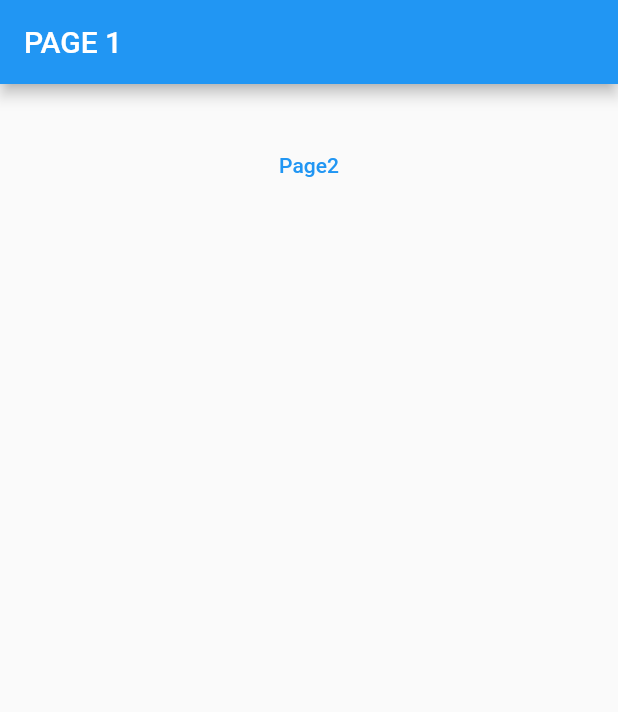
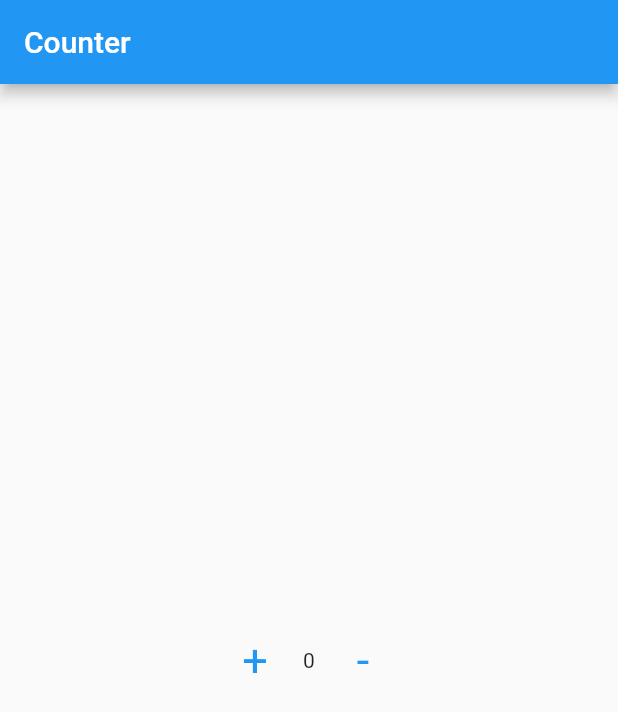
Before and after one commit to ahmedhossam1212/Get_X, a Flutter app: the screen it shows after launch, on a phone screen of 412 x 824 dp. Shown: the top 712 px of the screen. Run offline on Flutter 3.47's test engine with Material 2 defaults, Android fonts, the phone set to English and light mode, and no system bars; our stand-ins replace get.

Commit message:
initial commit_ Ahmed Hossam

```diff
--- /dev/null
+++ b/lib/get_builder/controller/controller.dart
@@ -0,0 +1,18 @@
+import 'package:get/get.dart';
+
+class CounterController extends GetxController
+{
+  int counter=0;
+
+  void increment ()
+  {
+    counter++;
+    update();
+  }
+  void decrement()
+  {
+    counter--;
+    update();
+  }
+
+}
--- /dev/null
+++ b/lib/get_builder/view/home.dart
@@ -0,0 +1,43 @@
+import 'package:flutter/material.dart';
+import 'package:get/get.dart';
+
+import '../controller/controller.dart';
+
+
+class Counter extends StatelessWidget {
+  const Counter({Key? key}) : super(key: key);
+
+  @override
+  Widget build(BuildContext context) {
+    return Scaffold(
+      appBar: AppBar(
+        title: const Text("Counter"),
+      ),
+      body: Center(
+        child: GetBuilder<CounterController>(
+          init: CounterController(),
+          builder: (controller) => Row( mainAxisAlignment: MainAxisAlignment.center,
+          children: [
+            TextButton(onPressed: (){
+              controller.increment();
+            },
+                child:  Text("+",
+                  style: Theme.of(context).textTheme.bodyText2?.copyWith(
+                    fontSize: 30,
+                    color: Colors.blue,
+                  ) ,)),
+             Text("${controller.counter}"),
+            TextButton(onPressed: (){
+              controller.decrement();
+            },
+                child:  Text("-",
+                  style: Theme.of(context).textTheme.bodyText2?.copyWith(
+                    fontSize: 30,
+                    color: Colors.blue,
+                  ) ,)),
+          ],
+        ), )
+      ),
+    );
+  }
+}
--- a/lib/main.dart
+++ b/lib/main.dart
@@ -1,6 +1,8 @@
 import 'package:flutter/material.dart';
 import 'package:get/get_navigation/src/root/get_material_app.dart';
-import 'package:get_x/route/page_one.dart';
+import 'package:get_x/get_builder/view/home.dart';
+
+
 
 void main() {
   runApp(const MyApp());
@@ -12,8 +14,8 @@ class MyApp extends StatelessWidget {
   // This widget is the root of your application.
   @override
   Widget build(BuildContext context) {
-    return GetMaterialApp(
-      home: PageOne(),
+    return const GetMaterialApp( debugShowCheckedModeBanner: false,
+      home: Counter(),
     );
   }
 }
```
Also changed, not shown: lib/MVC/models/models.dart (deleted), lib/MVC/view/home.dart (deleted), lib/get_builder/models/models.dart (added).
